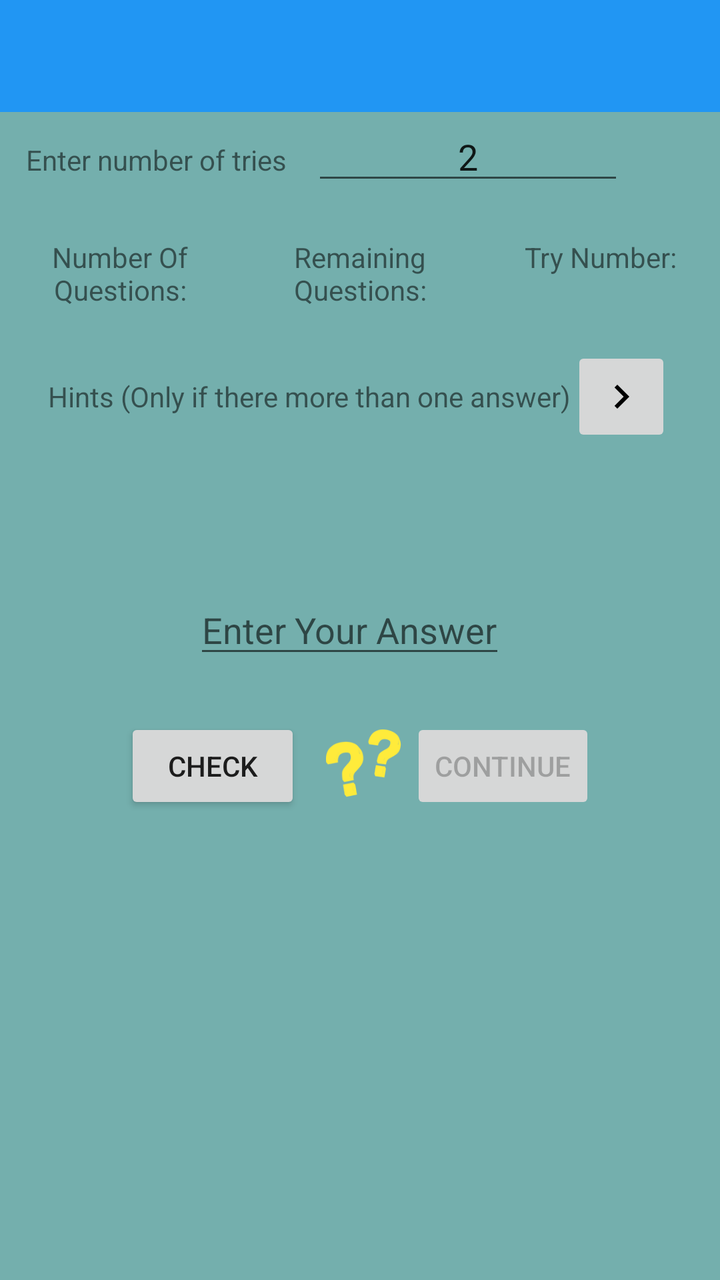
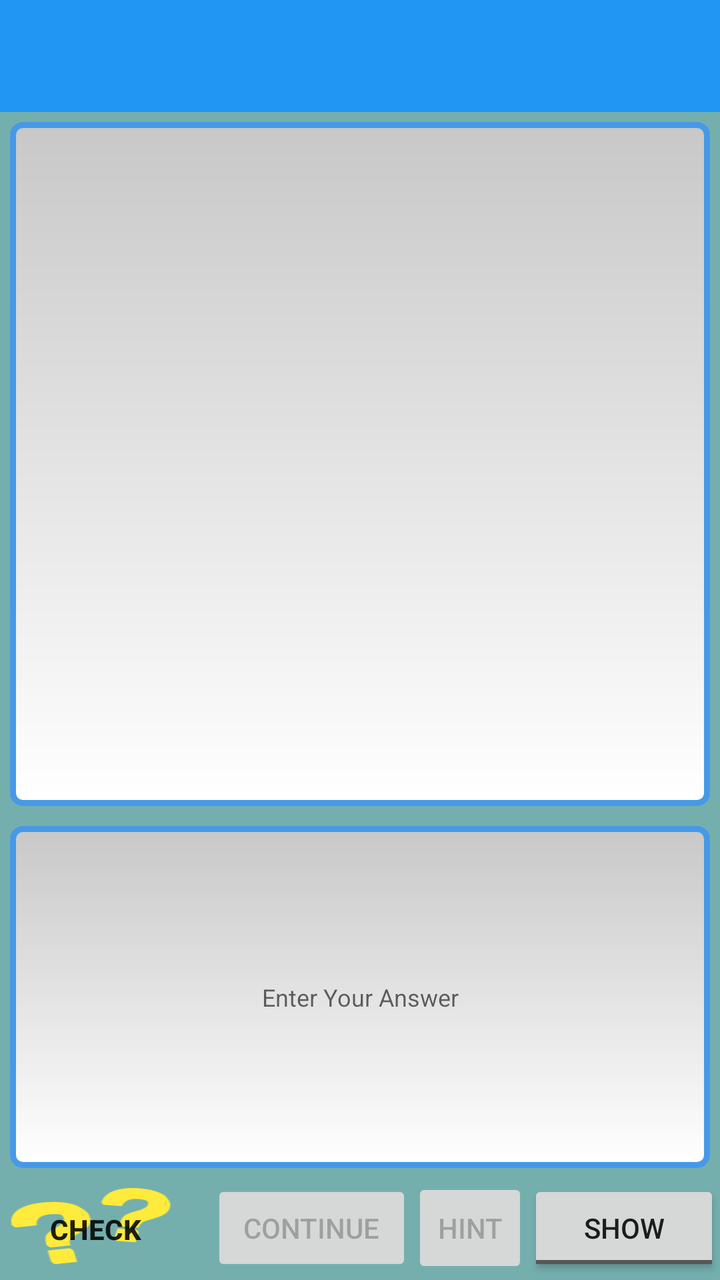

Two renders of the same Android screen: before a commit and after it. Below are the layout's source before the change and the commit's diff.
<!-- AndroidManifest.xml: application theme AppTheme -->
<!-- res/layout/activity_study_during.xml -->
<?xml version="1.0" encoding="utf-8"?>
<LinearLayout xmlns:android="http://schemas.android.com/apk/res/android"
    android:orientation="vertical" android:layout_width="match_parent"
    android:layout_height="match_parent"
    android:background="#74AFAD">
    <android.support.v7.widget.Toolbar xmlns:app="http://schemas.android.com/apk/res-auto"
        android:id="@+id/toolbar"
        android:layout_width="fill_parent"
        android:layout_height="?attr/actionBarSize"
        android:background="?attr/colorPrimary"
        android:minHeight="?attr/actionBarSize">


    </android.support.v7.widget.Toolbar>
    <ScrollView
        android:layout_width="match_parent"
        android:layout_height="match_parent">

    <LinearLayout
        android:layout_width="match_parent"
        android:layout_height="wrap_content"
        android:orientation="vertical">

    <LinearLayout
        android:layout_width="match_parent"
        android:layout_height="wrap_content"
        android:layout_marginBottom="15dp">
    <TextView
        android:layout_width="0dp"
        android:layout_height="wrap_content"
        android:layout_weight="1"
        android:gravity="center"
        android:text="@string/enter_tries_number" />
    <EditText
        android:id="@+id/enter_tries"
        android:layout_width="0dp"
        android:layout_height="wrap_content"
        android:layout_weight="1"
        android:gravity="center"
        android:numeric="integer"
        android:text="@string/default_number_of_tries"
        android:imeOptions="flagNoExtractUi"/>
        <ProgressBar
            android:id="@+id/progress_bar"
            android:layout_width="wrap_content"
            android:layout_height="wrap_content"
            android:visibility="invisible"
            />
</LinearLayout>
    <TableLayout
        android:layout_width="match_parent"
        android:layout_height="wrap_content"
        android:layout_gravity="center">

        <TableRow
            android:layout_width="match_parent"
            android:layout_height="match_parent">

            <TextView
                android:layout_width="0dp"
                android:layout_height="wrap_content"
                android:layout_weight="1"
                android:gravity="center"
                android:text="@string/number_of_questions" />

            <TextView
                android:layout_width="0dp"
                android:layout_height="wrap_content"
                android:layout_weight="1"
                android:gravity="center"
                android:text="@string/remaining_questions" />

            <TextView
                android:layout_width="0dp"
                android:layout_height="wrap_content"
                android:layout_weight="1"
                android:gravity="center"
                android:text="@string/try_number" />
        </TableRow>

        <TableRow
            android:layout_width="match_parent"
            android:layout_height="match_parent">

            <TextView
                android:id="@+id/number_of_questions"
                android:layout_width="0dp"
                android:layout_height="wrap_content"
                android:layout_gravity="center"
                android:layout_weight="1"
                android:gravity="center"
                android:textColor="#FF0000" />

            <TextView
                android:id="@+id/remaining_question_counter"
                android:layout_width="0dp"
                android:layout_height="wrap_content"
                android:layout_gravity="center"
                android:layout_weight="1"
                android:gravity="center"
                android:textColor="#FF0000" />

            <TextView
                android:id="@+id/trys"
                android:layout_width="0dp"
                android:layout_height="wrap_content"
                android:layout_gravity="center"
                android:layout_weight="1"
                android:gravity="center"
                android:textColor="#FF0000" />

        </TableRow>

    </TableLayout>
    <TableLayout
        android:layout_width="match_parent"
        android:layout_height="wrap_content"
        android:layout_gravity="center">

        <TableRow
            android:id="@+id/hint_table_row"
            android:layout_width="match_parent"
            android:layout_height="match_parent"
            android:layout_gravity="center"
            android:gravity="center">

            <TextView
                android:layout_width="match_parent"
                android:layout_height="wrap_content"
                android:layout_gravity="center"
                android:gravity="center"
                android:text="@string/hints" />
            <ImageButton
                android:id="@+id/next_hint"
                android:layout_width="50dp"
                android:layout_height="50dp"
                android:src="@drawable/ic_navigate_next_black_24dp"
                android:enabled="false"/>
        </TableRow>

        <TableRow
            android:layout_width="match_parent"
            android:layout_height="match_parent"
            android:layout_gravity="center"
            android:gravity="center">

            <TextView
                android:id="@+id/hint_if_there_is_more_than_one_answer"
                android:layout_width="match_parent"
                android:layout_height="wrap_content"
                android:layout_gravity="center"
                android:gravity="center" />


        </TableRow>

    </TableLayout>
    <LinearLayout
        android:layout_width="match_parent"
        android:layout_height="wrap_content"
        android:layout_gravity="center"
        android:orientation="vertical">

        

        <TextView
            android:id="@+id/display_question"
            android:layout_width="match_parent"
            android:layout_height="wrap_content"
            android:layout_marginTop="10dp"
            android:gravity="center"
            android:minLines="1"
            android:scrollbarAlwaysDrawVerticalTrack="true"
            android:textSize="30sp" />


    </LinearLayout>

    

    <LinearLayout
        android:layout_width="wrap_content"
        android:layout_height="wrap_content"
        android:layout_gravity="center"
        android:orientation="horizontal"
        android:layout_marginBottom="25dp">

        <EditText
            android:id="@+id/enter_answer"
            android:layout_width="wrap_content"
            android:layout_height="wrap_content"
            android:layout_gravity="center"
            android:layout_marginRight="10dp"
            android:hint="@string/enter_your_answer"
            android:minLines="1"
            android:enabled="true"
            android:scrollbarAlwaysDrawVerticalTrack="true"
            android:imeOptions="flagNoExtractUi"
            android:inputType="textNoSuggestions|textMultiLine"/>

        

    </LinearLayout>
    <LinearLayout
        android:layout_width="wrap_content"
        android:layout_height="wrap_content"
        android:layout_gravity="center"
        android:orientation="horizontal">

        <Button
            android:id="@+id/check"
            android:layout_width="wrap_content"
            android:layout_height="wrap_content"
            android:layout_gravity="center"
            android:layout_marginEnd="10dp"
            android:layout_marginRight="10dp"
            android:enabled="true"
            android:text="@string/check" />
        <ImageView
            android:id="@+id/image_result"
            android:layout_width="45dp"
            android:layout_height="45dp"
            android:layout_gravity="center"
            android:src="@drawable/ic_question_marks" />
        <Button
            android:id="@+id/_continue"
            android:layout_width="wrap_content"
            android:layout_height="wrap_content"
            android:text="@string/_continue"
            android:enabled="false"/>

    </LinearLayout>
    </LinearLayout>
    </ScrollView>
</LinearLayout>
<!-- resources referenced by this layout -->
<resources>
  <!-- drawable ic_navigate_next_black_24dp: png bitmap (drawable-hdpi, 128 bytes) -->
  <!-- drawable ic_question_marks: png bitmap (drawable-hdpi, 3010 bytes) -->
  <string name="_continue">Continue</string>
  <string name="check">Check</string>
  <string name="default_number_of_tries">2</string>
  <string name="enter_tries_number">Enter number of tries</string>
  <string name="enter_your_answer">Enter Your Answer</string>
  <string name="hints">Hints (Only if there more than one answer)</string>
  <string name="number_of_questions">Number Of Questions:</string>
  <string name="remaining_questions">Remaining Questions:</string>
  <string name="try_number">Try Number:</string>
  <style name="AppTheme" parent="MyTheme.Base">
      </style>
  <style name="MyTheme.Base" parent="Theme.AppCompat.Light.DarkActionBar">
          <item name="windowNoTitle">true</item>
          <item name="windowActionBar">false</item>
          <item name="colorPrimary">#2196F3</item>
          <item name="colorPrimaryDark">#1976D2</item>
          <item name="colorAccent">#FF4081</item>
      </style>
</resources>

<!-- the commit's change to res/layout/activity_study_during.xml (unified diff, before → after) -->
@@ -1,235 +1,140 @@
 <?xml version="1.0" encoding="utf-8"?>
 <LinearLayout xmlns:android="http://schemas.android.com/apk/res/android"
-    android:orientation="vertical" android:layout_width="match_parent"
+    android:layout_width="match_parent"
     android:layout_height="match_parent"
-    android:background="#74AFAD">
+    android:background="#74AFAD"
+    android:orientation="vertical">
+
     <android.support.v7.widget.Toolbar xmlns:app="http://schemas.android.com/apk/res-auto"
         android:id="@+id/toolbar"
         android:layout_width="fill_parent"
         android:layout_height="?attr/actionBarSize"
         android:background="?attr/colorPrimary"
-        android:minHeight="?attr/actionBarSize">
+        android:minHeight="?attr/actionBarSize"
+        >
+            <LinearLayout
+                android:layout_width="match_parent"
+                android:layout_height="wrap_content"
+                android:weightSum="2">
+                <LinearLayout
+                    android:layout_width="0dp"
+                    android:layout_weight="1"
+                    android:layout_height="wrap_content">
 
 
+                        <TextView
+                            android:id="@+id/number_of_questions"
+                            android:layout_gravity="center"
+                            android:layout_height="wrap_content"
+                            android:layout_width="0dp"
+                            android:layout_weight="1"
+                            android:gravity="center"
+                            android:textColor="#FF0000"
+                            />
+
+                        <TextView
+                            android:id="@+id/remaining_question_counter"
+                            android:layout_gravity="center"
+                            android:layout_height="wrap_content"
+                            android:layout_width="0dp"
+                            android:layout_weight="1"
+                            android:gravity="center"
+                            android:textColor="#FF0000" />
+
+                        <TextView
+                            android:id="@+id/trys"
+                            android:layout_gravity="center"
+                            android:layout_height="wrap_content"
+                            android:layout_width="0dp"
+                            android:layout_weight="1"
+                            android:gravity="center"
+                            android:textColor="#FF0000" />
+
+
+                </LinearLayout>
+            </LinearLayout>
+
     </android.support.v7.widget.Toolbar>
+
     <ScrollView
         android:layout_width="match_parent"
-        android:layout_height="match_parent">
+        android:layout_height="match_parent"
+        android:fillViewport="true">
 
-    <LinearLayout
-        android:layout_width="match_parent"
-        android:layout_height="wrap_content"
-        android:orientation="vertical">
-
-    <LinearLayout
-        android:layout_width="match_parent"
-        android:layout_height="wrap_content"
-        android:layout_marginBottom="15dp">
-    <TextView
-        android:layout_width="0dp"
-        android:layout_height="wrap_content"
-        android:layout_weight="1"
-        android:gravity="center"
-        android:text="@string/enter_tries_number" />
-    <EditText
-        android:id="@+id/enter_tries"
-        android:layout_width="0dp"
-        android:layout_height="wrap_content"
-        android:layout_weight="1"
-        android:gravity="center"
-        android:numeric="integer"
-        android:text="@string/default_number_of_tries"
-        android:imeOptions="flagNoExtractUi"/>
-        <ProgressBar
-            android:id="@+id/progress_bar"
-            android:layout_width="wrap_content"
-            android:layout_height="wrap_content"
-            android:visibility="invisible"
-            />
-</LinearLayout>
-    <TableLayout
-        android:layout_width="match_parent"
-        android:layout_height="wrap_content"
-        android:layout_gravity="center">
-
-        <TableRow
-            android:layout_width="match_parent"
-            android:layout_height="match_parent">
-
-            <TextView
-                android:layout_width="0dp"
-                android:layout_height="wrap_content"
-                android:layout_weight="1"
-                android:gravity="center"
-                android:text="@string/number_of_questions" />
-
-            <TextView
-                android:layout_width="0dp"
-                android:layout_height="wrap_content"
-                android:layout_weight="1"
-                android:gravity="center"
-                android:text="@string/remaining_questions" />
-
-            <TextView
-                android:layout_width="0dp"
-                android:layout_height="wrap_content"
-                android:layout_weight="1"
-                android:gravity="center"
-                android:text="@string/try_number" />
-        </TableRow>
-
-        <TableRow
-            android:layout_width="match_parent"
-            android:layout_height="match_parent">
-
-            <TextView
-                android:id="@+id/number_of_questions"
-                android:layout_width="0dp"
-                android:layout_height="wrap_content"
-                android:layout_gravity="center"
-                android:layout_weight="1"
-                android:gravity="center"
-                android:textColor="#FF0000" />
-
-            <TextView
-                android:id="@+id/remaining_question_counter"
-                android:layout_width="0dp"
-                android:layout_height="wrap_content"
-                android:layout_gravity="center"
-                android:layout_weight="1"
-                android:gravity="center"
-                android:textColor="#FF0000" />
-
-            <TextView
-                android:id="@+id/trys"
-                android:layout_width="0dp"
-                android:layout_height="wrap_content"
-                android:layout_gravity="center"
-                android:layout_weight="1"
-                android:gravity="center"
-                android:textColor="#FF0000" />
-
-        </TableRow>
-
-    </TableLayout>
-    <TableLayout
-        android:layout_width="match_parent"
-        android:layout_height="wrap_content"
-        android:layout_gravity="center">
-
-        <TableRow
-            android:id="@+id/hint_table_row"
+        <LinearLayout
             android:layout_width="match_parent"
             android:layout_height="match_parent"
-            android:layout_gravity="center"
-            android:gravity="center">
+            android:orientation="vertical"
+            android:weightSum="3">
+            <TextView
+                android:id="@+id/display_question"
+                android:layout_width="match_parent"
+                android:layout_height="0dp"
+                android:layout_weight="2"
+                android:gravity="center"
+                android:minLines="1"
+                android:scrollbarAlwaysDrawVerticalTrack="true"
+                android:textSize="12sp"
+                android:background="@drawable/text_bordered_colored"
+                android:padding="5dp"
+                android:layout_margin="5dp"/>
 
-            <TextView
+            <EditText
+                android:id="@+id/enter_answer"
                 android:layout_width="match_parent"
-                android:layout_height="wrap_content"
+                android:layout_height="0dp"
+                android:layout_weight="1"
                 android:layout_gravity="center"
                 android:gravity="center"
-                android:text="@string/hints" />
-            <ImageButton
-                android:id="@+id/next_hint"
-                android:layout_width="50dp"
-                android:layout_height="50dp"
-                android:src="@drawable/ic_navigate_next_black_24dp"
-                android:enabled="false"/>
-        </TableRow>
+                android:textSize="12sp"
+                android:enabled="true"
+                android:hint="@string/enter_your_answer"
+                android:imeOptions="flagNoExtractUi"
+                android:inputType="textNoSuggestions|textMultiLine"
+                android:minLines="1"
+                android:scrollbarAlwaysDrawVerticalTrack="true"
+                android:background="@drawable/text_bordered_colored"
+                android:padding="5dp"
+                android:layout_margin="5dp"/>
 
-        <TableRow
-            android:layout_width="match_parent"
-            android:layout_height="match_parent"
-            android:layout_gravity="center"
-            android:gravity="center">
-
-            <TextView
-                android:id="@+id/hint_if_there_is_more_than_one_answer"
+            <LinearLayout
                 android:layout_width="match_parent"
-                android:layout_height="wrap_content"
-                android:layout_gravity="center"
-                android:gravity="center" />
-
-
-        </TableRow>
-
-    </TableLayout>
-    <LinearLayout
-        android:layout_width="match_parent"
-        android:layout_height="wrap_content"
-        android:layout_gravity="center"
-        android:orientation="vertical">
-
-        
-
-        <TextView
-            android:id="@+id/display_question"
-            android:layout_width="match_parent"
-            android:layout_height="wrap_content"
-            android:layout_marginTop="10dp"
-            android:gravity="center"
-            android:minLines="1"
-            android:scrollbarAlwaysDrawVerticalTrack="true"
-            android:textSize="30sp" />
-
-
-    </LinearLayout>
-
-    
-
-    <LinearLayout
-        android:layout_width="wrap_content"
-        android:layout_height="wrap_content"
-        android:layout_gravity="center"
-        android:orientation="horizontal"
-        android:layout_marginBottom="25dp">
-
-        <EditText
-            android:id="@+id/enter_answer"
-            android:layout_width="wrap_content"
-            android:layout_height="wrap_content"
-            android:layout_gravity="center"
-            android:layout_marginRight="10dp"
-            android:hint="@string/enter_your_answer"
-            android:minLines="1"
-            android:enabled="true"
-            android:scrollbarAlwaysDrawVerticalTrack="true"
-            android:imeOptions="flagNoExtractUi"
-            android:inputType="textNoSuggestions|textMultiLine"/>
-
-        
-
-    </LinearLayout>
-    <LinearLayout
-        android:layout_width="wrap_content"
-        android:layout_height="wrap_content"
-        android:layout_gravity="center"
-        android:orientation="horizontal">
-
-        <Button
-            android:id="@+id/check"
-            android:layout_width="wrap_content"
-            android:layout_height="wrap_content"
-            android:layout_gravity="center"
-            android:layout_marginEnd="10dp"
-            android:layout_marginRight="10dp"
-            android:enabled="true"
-            android:text="@string/check" />
-        <ImageView
-            android:id="@+id/image_result"
-            android:layout_width="45dp"
-            android:layout_height="45dp"
-            android:layout_gravity="center"
-            android:src="@drawable/ic_question_marks" />
-        <Button
-            android:id="@+id/_continue"
-            android:layout_width="wrap_content"
-            android:layout_height="wrap_content"
-            android:text="@string/_continue"
-            android:enabled="false"/>
-
-    </LinearLayout>
-    </LinearLayout>
+                android:layout_height="wrap_content">
+                <Button
+                    android:id="@+id/check"
+                    android:layout_width="wrap_content"
+                    android:layout_height="wrap_content"
+                    android:layout_weight="1"
+                    android:layout_gravity="center"
+                    android:layout_marginEnd="10dp"
+                    android:layout_marginRight="10dp"
+                    android:enabled="true"
+                    android:text="@string/check"
+                    android:textStyle="bold"
+                    android:background="@drawable/ic_question_marks"/>
+                <Button
+                    android:id="@+id/_continue"
+                    android:layout_width="wrap_content"
+                    android:layout_height="wrap_content"
+                    android:layout_weight="1"
+                    android:enabled="false"
+                    android:text="@string/_continue" />
+                <Button
+                    android:id="@+id/next_hint"
+                    android:layout_width="50dp"
+                    android:layout_height="50dp"
+                    android:layout_weight="1"
+                    android:enabled="false"
+                    android:text="@string/hint"/>
+                <ToggleButton
+                    android:layout_width="wrap_content"
+                    android:layout_height="wrap_content"
+                    android:layout_weight="1"
+                    android:id="@+id/show_actionbar"
+                    android:textOff="@string/show"
+                    android:textOn="@string/hide" />
+            </LinearLayout>
+            
+        </LinearLayout>
     </ScrollView>
 </LinearLayout>
<!-- resource entries referenced after the edit -->
@@ -1,16 +1,25 @@
 <!-- resources referenced by this layout -->
 <resources>
-  <!-- drawable ic_navigate_next_black_24dp: png bitmap (drawable-hdpi, 128 bytes) -->
   <!-- drawable ic_question_marks: png bitmap (drawable-hdpi, 3010 bytes) -->
+  <!-- drawable text_bordered_colored (drawable) -->
+  <shape xmlns:android="http://schemas.android.com/apk/res/android"
+      android:thickness="0dp"
+      android:shape="rectangle">
+      <stroke android:width="3dp"
+          android:color="#4799E8"/>
+      <corners android:radius="5dp" />
+      <gradient
+          android:startColor="#C8C8C8"
+          android:endColor="#FFFFFF"
+          android:type="linear"
+          android:angle="270"/>
+  </shape>
   <string name="_continue">Continue</string>
   <string name="check">Check</string>
-  <string name="default_number_of_tries">2</string>
-  <string name="enter_tries_number">Enter number of tries</string>
   <string name="enter_your_answer">Enter Your Answer</string>
-  <string name="hints">Hints (Only if there more than one answer)</string>
-  <string name="number_of_questions">Number Of Questions:</string>
-  <string name="remaining_questions">Remaining Questions:</string>
-  <string name="try_number">Try Number:</string>
+  <string name="hide">hide</string>
+  <string name="hint">Hint</string>
+  <string name="show">show</string>
   <style name="AppTheme" parent="MyTheme.Base">
       </style>
   <style name="MyTheme.Base" parent="Theme.AppCompat.Light.DarkActionBar">
